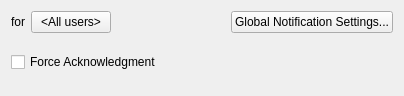
Above: client/nx_client_desktop/src/ui/widgets/business/popup_business_action_widget.ui from networkoptix/nx_open before the change. Below: the same form after it.
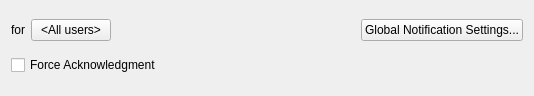
That is the form after the change. Custom widgets are drawn as their Qt base class.

Commit message:
VMS-9308 VMS-9307 Implemented new hint button and added it to UI
<==== Mercurial data ====>
Branch: vms_3.2_dev

```diff
--- a/client/nx_client_desktop/src/ui/widgets/business/popup_business_action_widget.ui
+++ b/client/nx_client_desktop/src/ui/widgets/business/popup_business_action_widget.ui
@@ -6,7 +6,7 @@
    <rect>
     <x>0</x>
     <y>0</y>
-    <width>404</width>
+    <width>534</width>
     <height>96</height>
    </rect>
   </property>
@@ -53,25 +53,60 @@
     </layout>
    </item>
    <item>
-    <layout class="QHBoxLayout" name="horizontalLayout_2" stretch="0,1">
+    <layout class="QHBoxLayout" name="horizontalLayout_2" stretch="0,1,0">
      <item>
       <widget class="QCheckBox" name="forceAcknoledgementCheckBox">
+       <property name="sizePolicy">
+        <sizepolicy hsizetype="Preferred" vsizetype="Fixed">
+         <horstretch>0</horstretch>
+         <verstretch>0</verstretch>
+        </sizepolicy>
+       </property>
        <property name="text">
         <string>Force Acknowledgment</string>
        </property>
       </widget>
      </item>
      <item>
-      <widget class="QLabel" name="hintLabel">
-       <property name="text">
-        <string/>
+      <widget class="nx::client::desktop::HintButton" name="hintLabel" native="true">
+       <property name="sizePolicy">
+        <sizepolicy hsizetype="Fixed" vsizetype="Fixed">
+         <horstretch>0</horstretch>
+         <verstretch>0</verstretch>
+        </sizepolicy>
+       </property>
+       <property name="minimumSize">
+        <size>
+         <width>10</width>
+         <height>10</height>
+        </size>
        </property>
       </widget>
      </item>
+     <item>
+      <spacer name="horizontalSpacer_2">
+       <property name="orientation">
+        <enum>Qt::Horizontal</enum>
+       </property>
+       <property name="sizeHint" stdset="0">
+        <size>
+         <width>40</width>
+         <height>0</height>
+        </size>
+       </property>
+      </spacer>
+     </item>
     </layout>
    </item>
   </layout>
  </widget>
+ <customwidgets>
+  <customwidget>
+   <class>nx::client::desktop::HintButton</class>
+   <extends>QWidget</extends>
+   <header location="global">nx/client/desktop/common/widgets/hint_button.h</header>
+  </customwidget>
+ </customwidgets>
  <resources/>
  <connections/>
 </ui>
```
The commit also changes 32 other files.
